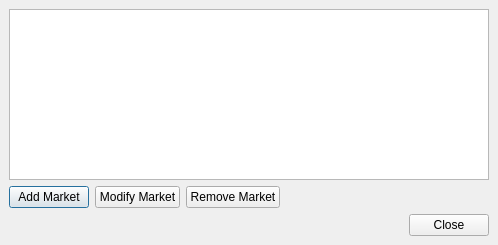
Above: trunk/ui/ui_marketlistdlg.ui from ulandz/tcstock before the change. Below: the same form after it.
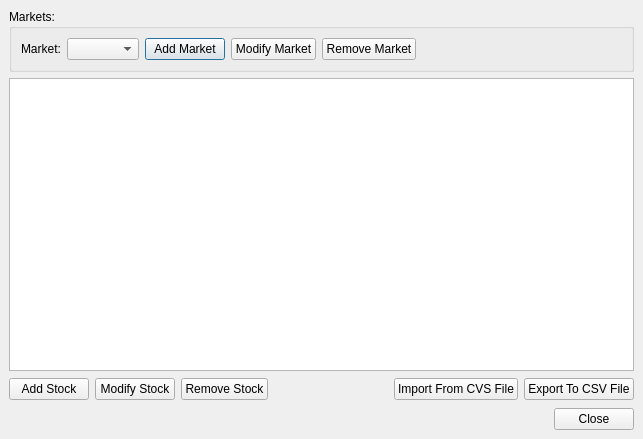
That is the form after the change.

Patch:
```diff
--- a/trunk/ui/ui_marketlistdlg.ui
+++ b/trunk/ui/ui_marketlistdlg.ui
@@ -5,8 +5,8 @@
    <rect>
     <x>0</x>
     <y>0</y>
-    <width>498</width>
-    <height>245</height>
+    <width>643</width>
+    <height>439</height>
    </rect>
   </property>
   <property name="windowTitle" >
@@ -19,6 +19,65 @@
    <property name="spacing" >
     <number>6</number>
    </property>
+   <item>
+    <widget class="QGroupBox" name="gbx1" >
+     <property name="title" >
+      <string>Markets:</string>
+     </property>
+     <layout class="QHBoxLayout" >
+      <property name="margin" >
+       <number>9</number>
+      </property>
+      <property name="spacing" >
+       <number>6</number>
+      </property>
+      <item>
+       <widget class="QLabel" name="lbl1_1" >
+        <property name="text" >
+         <string>Market:</string>
+        </property>
+       </widget>
+      </item>
+      <item>
+       <widget class="QComboBox" name="cbo1_1" />
+      </item>
+      <item>
+       <widget class="QPushButton" name="btn1_1" >
+        <property name="text" >
+         <string>Add Market</string>
+        </property>
+       </widget>
+      </item>
+      <item>
+       <widget class="QPushButton" name="btn1_2" >
+        <property name="text" >
+         <string>Modify Market</string>
+        </property>
+       </widget>
+      </item>
+      <item>
+       <widget class="QPushButton" name="btn1_3" >
+        <property name="text" >
+         <string>Remove Market</string>
+        </property>
+       </widget>
+      </item>
+      <item>
+       <spacer>
+        <property name="orientation" >
+         <enum>Qt::Horizontal</enum>
+        </property>
+        <property name="sizeHint" >
+         <size>
+          <width>40</width>
+          <height>20</height>
+         </size>
+        </property>
+       </spacer>
+      </item>
+     </layout>
+    </widget>
+   </item>
    <item>
     <widget class="QTableWidget" name="tbl1" />
    </item>
@@ -33,21 +92,21 @@
      <item>
       <widget class="QPushButton" name="btn1" >
        <property name="text" >
-        <string>Add Market</string>
+        <string>Add Stock</string>
        </property>
       </widget>
      </item>
      <item>
       <widget class="QPushButton" name="btn2" >
        <property name="text" >
-        <string>Modify Market</string>
+        <string>Modify Stock</string>
        </property>
       </widget>
      </item>
      <item>
       <widget class="QPushButton" name="btn3" >
        <property name="text" >
-        <string>Remove Market</string>
+        <string>Remove Stock</string>
        </property>
       </widget>
      </item>
@@ -58,12 +117,26 @@
        </property>
        <property name="sizeHint" >
         <size>
-         <width>40</width>
-         <height>20</height>
+         <width>41</width>
+         <height>25</height>
         </size>
        </property>
       </spacer>
      </item>
+     <item>
+      <widget class="QPushButton" name="btn4" >
+       <property name="text" >
+        <string>Import From CVS File</string>
+       </property>
+      </widget>
+     </item>
+     <item>
+      <widget class="QPushButton" name="btn5" >
+       <property name="text" >
+        <string>Export To CSV File</string>
+       </property>
+      </widget>
+     </item>
     </layout>
    </item>
    <item>
```
